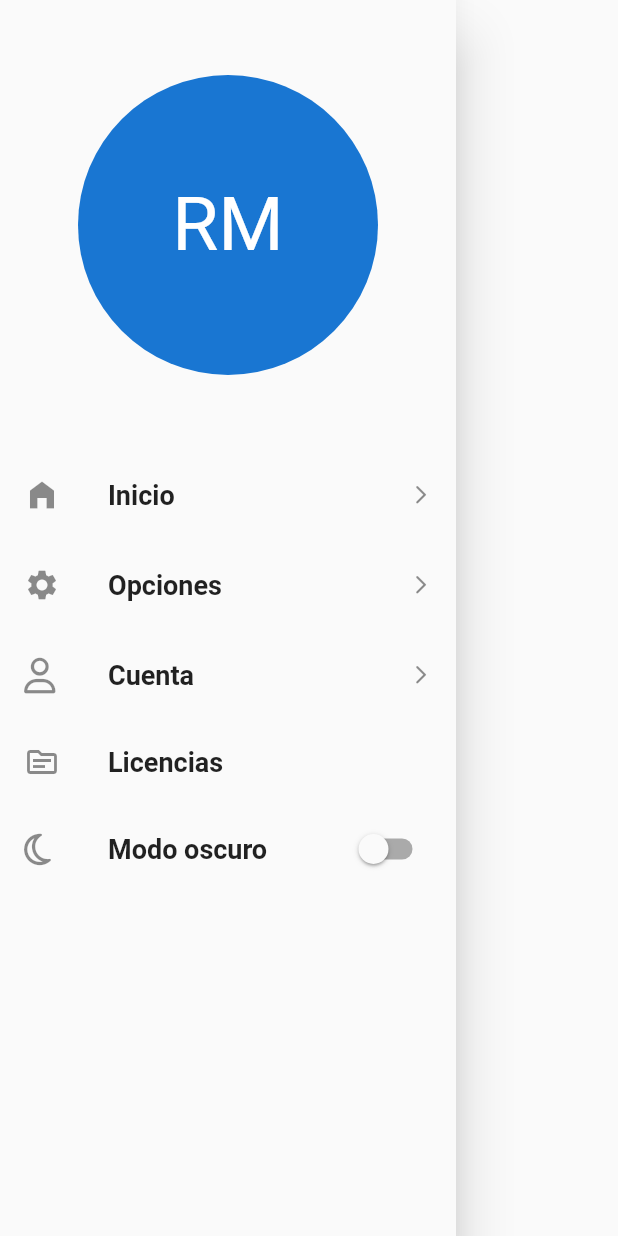
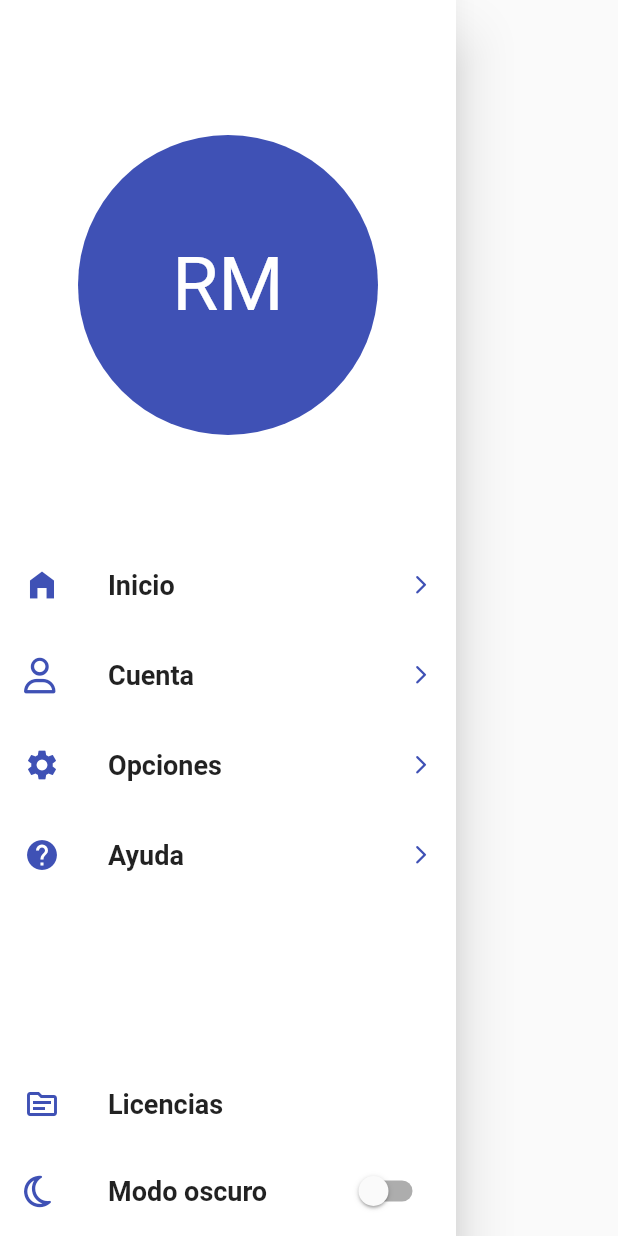
Before and after one commit to Maycol-Rodriguez/Flutter-app-peliculas, a Flutter app: the CustomDrawer widget shown alone on an empty page, opened directly, on a phone screen of 412 x 824 dp. Run offline on Flutter 3.47's test engine with Material 2 defaults, Android fonts, the phone set to English and light mode, and no system bars; our stand-ins replace card_swiper, font_awesome_flutter; network calls fail.

Commit message:
tema oscuro modificado

```diff
--- a/lib/main.dart
+++ b/lib/main.dart
@@ -38,6 +38,7 @@ class MyApp extends StatelessWidget {
         'principal':( _ ) => const PantallaPrincipal(),
         'detalles':( _ ) => const PantallaDetalle(),
       },
+
       theme: getTemaActual,
     );
   }
--- a/lib/ui/pantalla_principal.dart
+++ b/lib/ui/pantalla_principal.dart
@@ -1,3 +1,4 @@
+import 'package:info_cinema/temas/temas.dart';
 import 'package:provider/provider.dart';
 import 'package:info_cinema/requests/api_request.dart';
 import 'package:info_cinema/widgets/widgets.dart';
@@ -10,16 +11,20 @@ class PantallaPrincipal extends StatelessWidget {
   Widget build(BuildContext context) {
 
     final getPeliculas = Provider.of<PeticionesProvider>(context);
+    final getTemas = Provider.of<SwitchTemas>(context);
 
     return Scaffold(
+      backgroundColor: getTemas.temaOscuro ? Colors.grey[900] : Colors.white,
       drawer: const CustomDrawer(),
       appBar: AppBar(
-        backgroundColor: Colors.indigo.shade600,
+        backgroundColor: getTemas.temaOscuro ? const Color(0xFF006FA7) : Colors.indigo.shade600,
         title: const Text('Películas'),
+        elevation: 0,
         centerTitle: true,
         actions: [IconButton(onPressed: (){}, icon: const Icon(Icons.search))],
       ),
       body: SingleChildScrollView(
+        physics: const BouncingScrollPhysics(),
         child: Column(
           children: [
             CardSwiperWidget(peliculas: getPeliculas.resolucionNowPlaying),
--- a/lib/widgets/custom_drawer.dart
+++ b/lib/widgets/custom_drawer.dart
@@ -8,24 +8,28 @@ class CustomDrawer extends StatelessWidget {
 
   @override
   Widget build(BuildContext context) {
-    return SafeArea(
-      child: Drawer(
+
+    final getTemas = Provider.of<SwitchTemas>(context);
+
+    return Drawer(
+      backgroundColor: getTemas.temaOscuro ? Colors.black87 : Colors.white,
       child: SizedBox(
         width: double.infinity,
         child: Column(
-            children: const [
-              SizedBox(height: 50),
-              ImagenUsuario(),
-              SizedBox(height: 50),
-              Opciones(opcion: 'Inicio',icono: Icons.home_filled),
-              Opciones(opcion: 'Opciones',icono: Icons.settings),
-              Opciones(opcion: 'Cuenta',icono: FontAwesomeIcons.user),
-              Licencia(),
-              SwitchOpcion(),
+          children: [
+            const SizedBox(height: 50),
+            const ImagenUsuario(),
+            const SizedBox(height: 70),
+            const Opciones(opcion: 'Inicio',icono: Icons.home_filled),
+            const Opciones(opcion: 'Cuenta',icono: FontAwesomeIcons.user),
+            const Opciones(opcion: 'Opciones',icono: Icons.settings),
+            const Opciones(opcion: 'Ayuda',icono: Icons.help_outlined),
+            Expanded(child: Container()),
+            const Licencia(),
+            const SwitchOpcion(),
           ]
         ),
       )
-      ),
     );
   }
 }
@@ -35,9 +39,16 @@ class ImagenUsuario extends StatelessWidget {
 
   @override
   Widget build(BuildContext context) {
-    return const CircleAvatar(
+
+    final getTemas = Provider.of<SwitchTemas>(context);
+
+    return Container(
+      margin: const EdgeInsets.only(top: 40),
+      child: CircleAvatar(
+        backgroundColor: getTemas.temaOscuro ? const Color(0xFF006FA7) : Colors.indigo,
         radius: 100,
-      child: Text('RM',style: TextStyle(fontSize: 50,color: Colors.white))
+        child: const Text('RM',style: TextStyle(fontSize: 50,color: Colors.white))
+      ),
     );
   }
 }
@@ -56,14 +67,21 @@ class Opciones extends StatelessWidget {
 
   @override
   Widget build(BuildContext context) {
+
+    final getTemas = Provider.of<SwitchTemas>(context);
+
     return Container(
       alignment: Alignment.center,
       height: 60,
       width: double.infinity,
       child:ListTile(
         onTap: (){},
-        leading: FaIcon(icono),
-        trailing: const Icon(Icons.arrow_forward_ios_rounded,size: 15,),
+        leading: (getTemas.temaOscuro)
+                    ? FaIcon(icono, color: const Color(0xFF006FA7))
+                    : FaIcon(icono, color: Colors.indigo),
+        trailing: (getTemas.temaOscuro)
+                    ? const Icon(Icons.arrow_forward_ios_rounded,size: 15,color: Color(0xFF006FA7))
+                    : const Icon(Icons.arrow_forward_ios_rounded, size: 15, color: Colors.indigo),
         title: Text(
           opcion,
           style: const TextStyle(
@@ -78,20 +96,26 @@ class Opciones extends StatelessWidget {
 
 
 class Licencia extends StatelessWidget {
+
   const Licencia({Key? key}) : super(key: key);
 
   @override
   Widget build(BuildContext context) {
-    return const AboutListTile(
-      child: Text(
+
+    final getTemas = Provider.of<SwitchTemas>(context);
+
+    return AboutListTile(
+      child: const Text(
         'Licencias',
         style: TextStyle(
           fontSize: 18,
           fontWeight: FontWeight.bold,
         ),
       ),
-      applicationIcon: Icon(Icons.flutter_dash),
-      icon: Icon(Icons.source_outlined),
+      applicationIcon: const Icon(Icons.flutter_dash),
+      icon: (getTemas.temaOscuro)
+                ? const Icon(Icons.source_outlined, color: Color(0xFF006FA7))
+                : const Icon(Icons.source_outlined, color: Colors.indigo),
       applicationVersion: 'Version: 1.0.0',
       applicationName: 'Flutter películas',
     );
@@ -113,11 +137,14 @@ class SwitchOpcion extends StatelessWidget {
       height: 60,
       width: double.infinity,
       child:ListTile(
-        leading: const FaIcon(FontAwesomeIcons.moon),
+        leading: (getTemas.temaOscuro)
+                  ? const FaIcon(FontAwesomeIcons.moon, color: Color(0xFF006FA7))
+                  : const FaIcon(FontAwesomeIcons.moon, color: Colors.indigo),
         trailing: Switch.adaptive(
           value: getTemas.temaOscuro,
+          activeTrackColor: const Color(0xFF006FA7),
           onChanged: ( value ) => getTemas.temaOscuro = value,
-          activeColor: Colors.blue,
+          activeColor: const Color(0xFF006FA7)
         ),
         title: const Text(
           'Modo oscuro',
--- a/lib/widgets/slider.dart
+++ b/lib/widgets/slider.dart
@@ -116,7 +116,7 @@ class ScrollHorizontal extends StatelessWidget {
     return Container(
       width: 150,
       height: 240,
-      margin: const EdgeInsets.symmetric(horizontal: 10),
+      margin: const EdgeInsets.symmetric(horizontal: 15),
 
       child: Column(
         children: [
```
Also changed, not shown: lib/temas/temas.dart (line endings or trailing spaces). Lines whose indentation alone changed are shown as unchanged.
